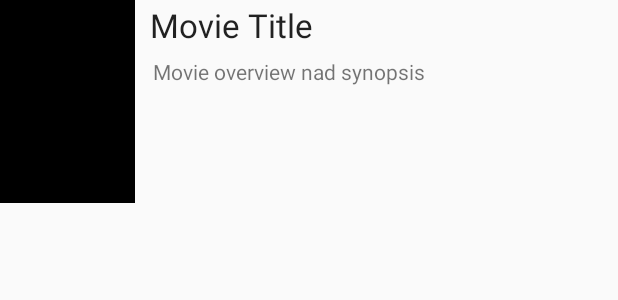
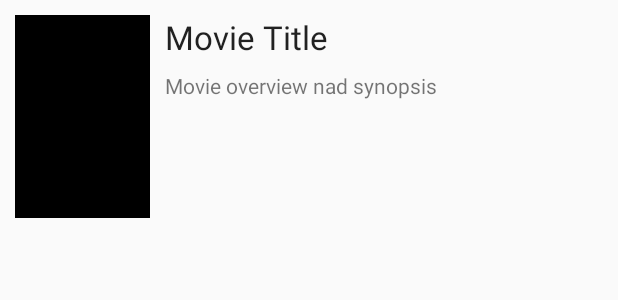
Before and after one commit to fprospato/Flicks, an Android app: the layout item_movie.xml on its own in the app's theme, with its tools: preview values and no code run, on a phone screen of 412 x 824 dp. Shown: the top 300 px of the screen. Run offline under Robolectric (Android 15) with nearby library versions, the phone set to English and light mode, and no system bars.

```diff
--- a/app/build.gradle
+++ b/app/build.gradle
@@ -24,6 +24,7 @@ dependencies {
     implementation 'androidx.appcompat:appcompat:1.0.2'
     implementation 'androidx.constraintlayout:constraintlayout:1.1.3'
     implementation 'com.loopj.android:android-async-http:1.4.9'
+    implementation 'com.github.bumptech.glide:glide:4.8.0'
     testImplementation 'junit:junit:4.12'
     androidTestImplementation 'androidx.test:runner:1.2.0'
     androidTestImplementation 'androidx.test.espresso:espresso-core:3.2.0'
--- a/app/src/main/res/layout/item_movie.xml
+++ b/app/src/main/res/layout/item_movie.xml
@@ -1,34 +1,45 @@
 <?xml version="1.0" encoding="utf-8"?>
-<RelativeLayout xmlns:android="http://schemas.android.com/apk/res/android"
+<androidx.constraintlayout.widget.ConstraintLayout xmlns:android="http://schemas.android.com/apk/res/android"
     xmlns:app="http://schemas.android.com/apk/res-auto"
-    android:layout_width="match_parent" android:layout_height="match_parent">
+    xmlns:tools="http://schemas.android.com/tools"
+    android:layout_margin="10dp"
+    android:layout_width="match_parent" android:layout_height="wrap_content">
 
     <ImageView
         android:id="@+id/ivPosterImage"
         android:layout_width="90dp"
         android:layout_height="135dp"
         android:layout_alignParentTop="true"
-        android:layout_marginTop="0dp"
+        app:layout_constraintStart_toStartOf="parent"
+        app:layout_constraintTop_toTopOf="parent"
         app:srcCompat="@android:drawable/screen_background_dark" />
 
     <TextView
         android:id="@+id/tvTitle"
-        android:layout_width="306dp"
+        android:layout_width="0dp"
         android:layout_height="wrap_content"
         android:layout_alignParentStart="true"
         android:layout_alignParentTop="true"
-        android:layout_marginStart="100dp"
-        android:layout_marginTop="2dp"
+        android:layout_marginStart="10dp"
+
+        android:layout_marginEnd="5dp"
         android:text="Movie Title"
-        android:textAppearance="@style/TextAppearance.AppCompat.Large" />
+        android:textAppearance="@style/TextAppearance.AppCompat.Large"
+        app:layout_constraintEnd_toEndOf="parent"
+        app:layout_constraintStart_toEndOf="@+id/ivPosterImage"
+        tools:layout_editor_absoluteY="-1dp" />
 
     <TextView
         android:id="@+id/tvOverview"
-        android:layout_width="300dp"
-        android:layout_height="95dp"
+        android:layout_width="0dp"
+        android:layout_height="wrap_content"
         android:layout_alignParentStart="true"
         android:layout_alignParentTop="true"
-        android:layout_marginStart="102dp"
-        android:layout_marginTop="38dp"
-        android:text="Movie overview nad synopsis" />
-</RelativeLayout>
+        android:layout_marginStart="10dp"
+        android:layout_marginTop="8dp"
+        android:layout_marginEnd="5dp"
+        android:text="Movie overview nad synopsis"
+        app:layout_constraintEnd_toEndOf="parent"
+        app:layout_constraintStart_toEndOf="@+id/ivPosterImage"
+        app:layout_constraintTop_toBottomOf="@+id/tvTitle" />
+</androidx.constraintlayout.widget.ConstraintLayout>
```
Also changed, not shown: app/src/main/java/com/example/flicks/MovieAdapter.java (+38 -4 lines), app/src/main/java/com/example/flicks/MovieListActivity.java (+24 -14 lines), app/src/main/java/com/example/flicks/models/Config.java (added, +41 -0 lines).
